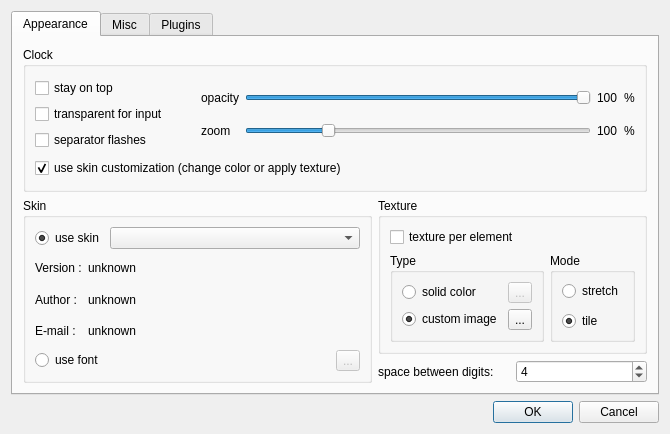
Before: the Qt Designer form digital_clock/gui/settings_dialog.ui in Kolcha/DigitalClock4, drawn with Qt 5.
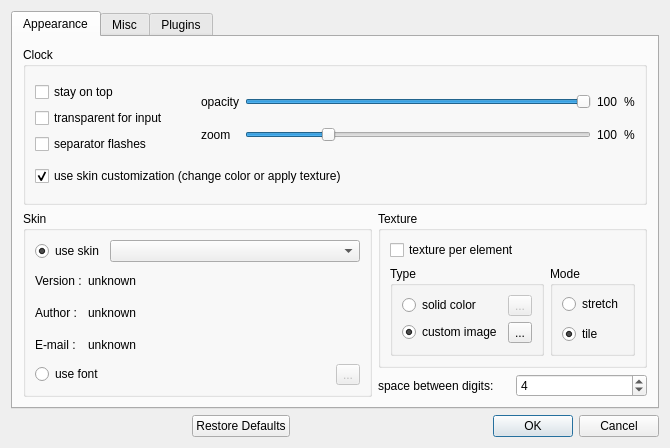
After: the same form once the commit is applied. Icons and pictures are not drawn.

Commit message: added 'restore defaults' settings option

```diff
--- a/digital_clock/gui/settings_dialog.ui
+++ b/digital_clock/gui/settings_dialog.ui
@@ -7,23 +7,13 @@
     <x>0</x>
     <y>0</y>
     <width>670</width>
-    <height>434</height>
+    <height>448</height>
    </rect>
   </property>
   <property name="windowTitle">
    <string>Settings</string>
   </property>
   <layout class="QGridLayout" name="dialog_layout">
-   <item row="1" column="0">
-    <widget class="QDialogButtonBox" name="buttonBox">
-     <property name="orientation">
-      <enum>Qt::Horizontal</enum>
-     </property>
-     <property name="standardButtons">
-      <set>QDialogButtonBox::Cancel|QDialogButtonBox::Ok</set>
-     </property>
-    </widget>
-   </item>
    <item row="0" column="0">
     <widget class="QTabWidget" name="tabWidget">
      <property name="currentIndex">
@@ -725,6 +715,53 @@
      </widget>
     </widget>
    </item>
+   <item row="1" column="0">
+    <layout class="QHBoxLayout" name="buttons_layout">
+     <item>
+      <spacer name="horizontalSpacer_3">
+       <property name="orientation">
+        <enum>Qt::Horizontal</enum>
+       </property>
+       <property name="sizeHint" stdset="0">
+        <size>
+         <width>40</width>
+         <height>20</height>
+        </size>
+       </property>
+      </spacer>
+     </item>
+     <item>
+      <widget class="QPushButton" name="defaults_bth">
+       <property name="text">
+        <string>Restore Defaults</string>
+       </property>
+      </widget>
+     </item>
+     <item>
+      <spacer name="horizontalSpacer_4">
+       <property name="orientation">
+        <enum>Qt::Horizontal</enum>
+       </property>
+       <property name="sizeHint" stdset="0">
+        <size>
+         <width>40</width>
+         <height>20</height>
+        </size>
+       </property>
+      </spacer>
+     </item>
+     <item>
+      <widget class="QDialogButtonBox" name="buttonBox">
+       <property name="orientation">
+        <enum>Qt::Horizontal</enum>
+       </property>
+       <property name="standardButtons">
+        <set>QDialogButtonBox::Cancel|QDialogButtonBox::Ok</set>
+       </property>
+      </widget>
+     </item>
+    </layout>
+   </item>
   </layout>
  </widget>
  <tabstops>
```
The commit also changes 7 other files.
